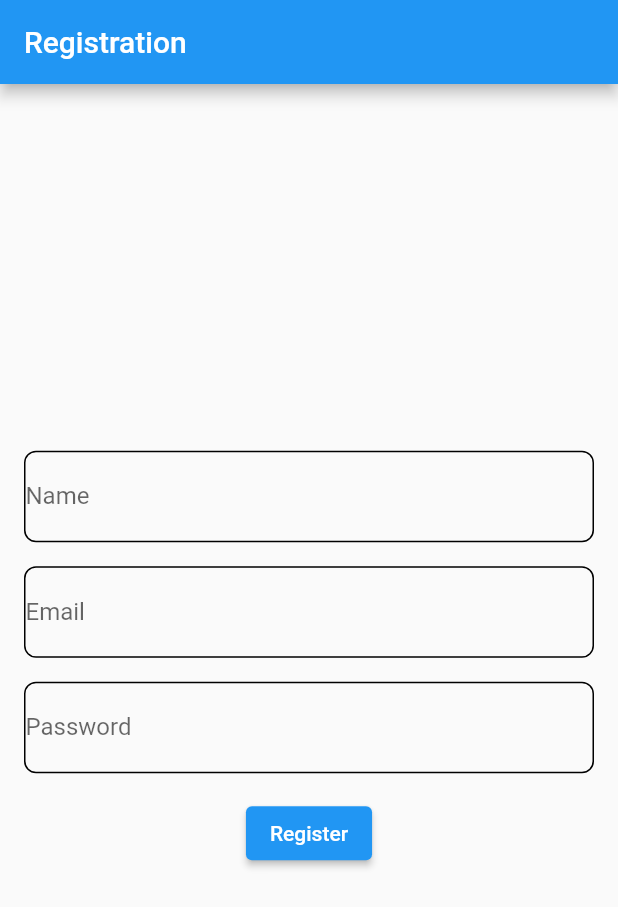
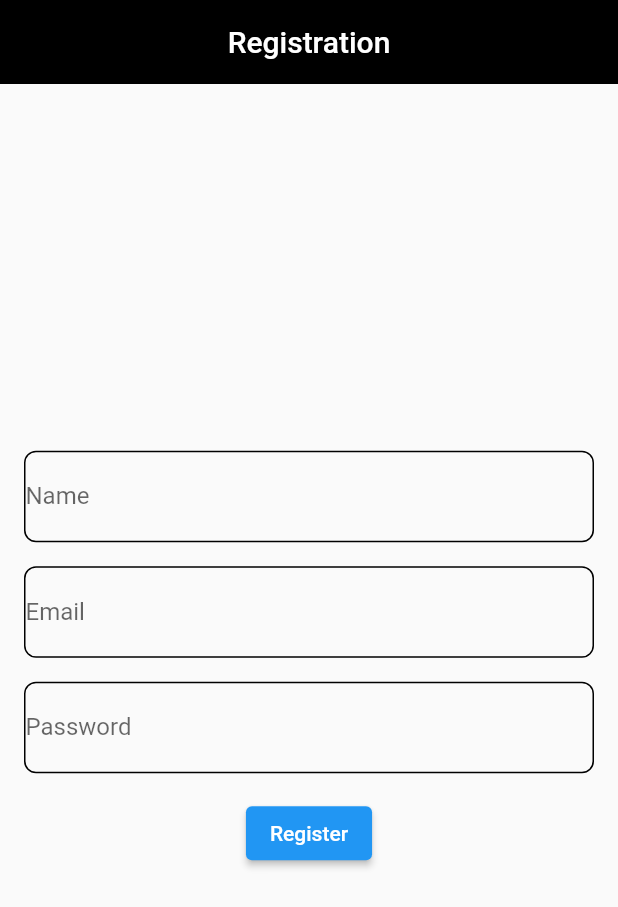
Before and after one commit to Reagandennis/bet2, a Flutter app: the screen it shows after launch, on a phone screen of 412 x 824 dp. Shown: the top 907 px of the screen. Run offline on Flutter 3.47's test engine with Material 2 defaults, Android fonts, the light colour scheme and no system bars.

Commit message:
removed the debug banner now styling the auth

```diff
--- a/lib/auth/register.dart
+++ b/lib/auth/register.dart
@@ -29,7 +29,9 @@ class _RegistrationScreenState extends State<RegistrationScreen> {
   @override
   Widget build(BuildContext context) {
     return Scaffold(
-      appBar: AppBar(title: Text('Registration')),
+      appBar: AppBar(title: Center(child: Text('Registration')),
+      elevation: 0,
+      backgroundColor: Colors.black,),
       body: Padding(
         padding: EdgeInsets.all(16.0),
         child: Column(
--- a/lib/main.dart
+++ b/lib/main.dart
@@ -17,6 +17,7 @@ class MyApp extends StatelessWidget {
         primarySwatch: Colors.blue,
       ),
       home:  RegistrationScreen(),
+      debugShowCheckedModeBanner: false,
     );
   }
 }
```
